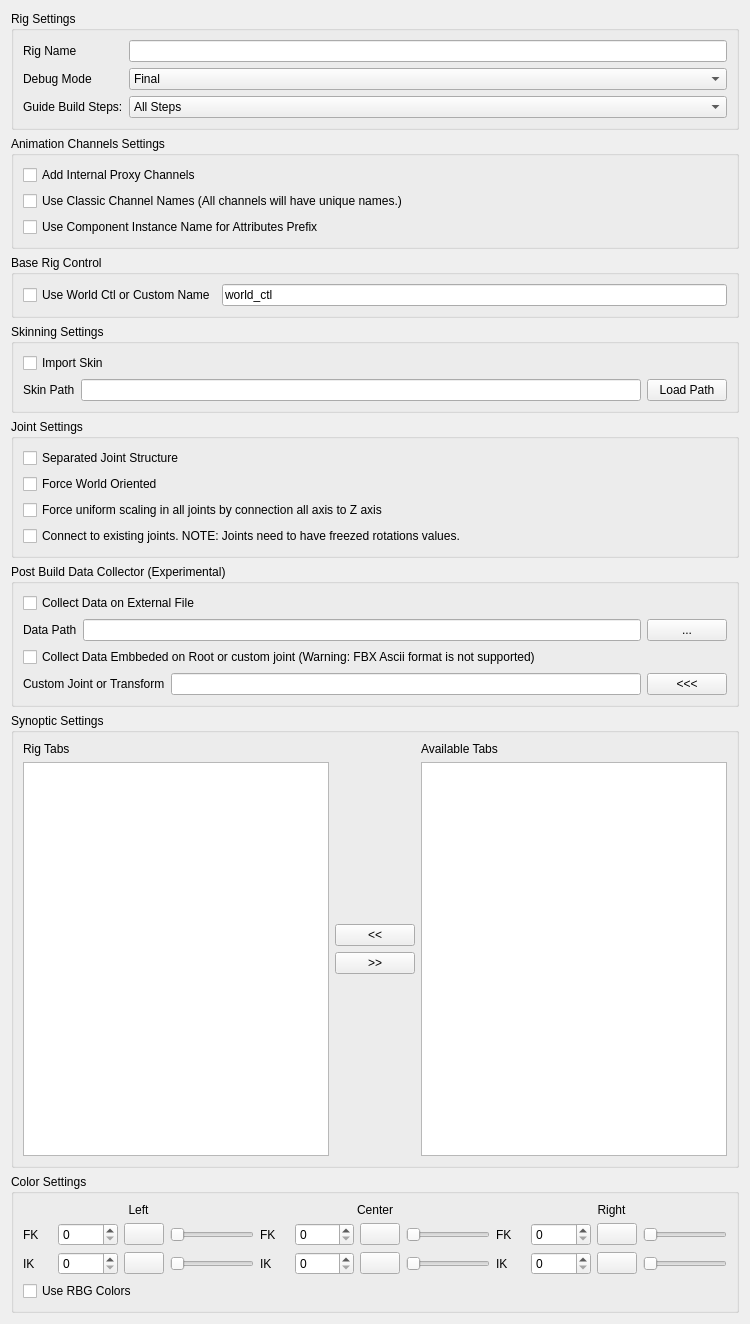
First picture: the form in release/scripts/mgear/shifter/guide_ui.ui, repository mgear-dev/mgear4, before the edit.
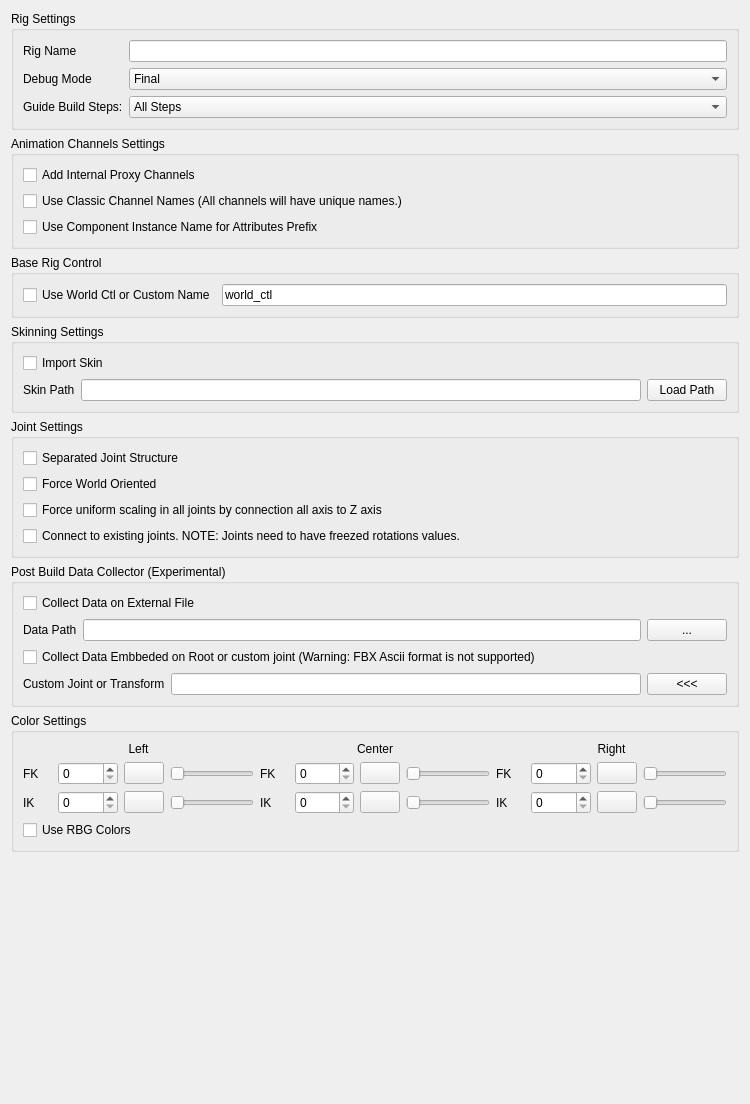
Second picture: the form after the edit.

Commit message: REMOVE: SYNOPTIC #431 #419

Diff of the .ui file:
```diff
--- a/release/scripts/mgear/shifter/guide_ui.ui
+++ b/release/scripts/mgear/shifter/guide_ui.ui
@@ -7,7 +7,7 @@
     <x>0</x>
     <y>0</y>
     <width>750</width>
-    <height>1324</height>
+    <height>1104</height>
    </rect>
   </property>
   <property name="windowTitle">
@@ -266,138 +266,6 @@
     </widget>
    </item>
    <item row="6" column="0">
-    <widget class="QGroupBox" name="groupBox_4">
-     <property name="title">
-      <string>Synoptic Settings</string>
-     </property>
-     <layout class="QGridLayout" name="gridLayout_6">
-      <item row="0" column="0">
-       <layout class="QHBoxLayout" name="horizontalLayout_2">
-        <item>
-         <layout class="QVBoxLayout" name="verticalLayout_3">
-          <item>
-           <widget class="QLabel" name="rigTabs_label">
-            <property name="text">
-             <string>Rig Tabs</string>
-            </property>
-           </widget>
-          </item>
-          <item>
-           <widget class="QListWidget" name="rigTabs_listWidget">
-            <property name="dragDropOverwriteMode">
-             <bool>true</bool>
-            </property>
-            <property name="dragDropMode">
-             <enum>QAbstractItemView::InternalMove</enum>
-            </property>
-            <property name="defaultDropAction">
-             <enum>Qt::MoveAction</enum>
-            </property>
-            <property name="alternatingRowColors">
-             <bool>true</bool>
-            </property>
-            <property name="selectionMode">
-             <enum>QAbstractItemView::ExtendedSelection</enum>
-            </property>
-            <property name="selectionRectVisible">
-             <bool>false</bool>
-            </property>
-           </widget>
-          </item>
-         </layout>
-        </item>
-        <item>
-         <layout class="QVBoxLayout" name="verticalLayout_4">
-          <property name="sizeConstraint">
-           <enum>QLayout::SetDefaultConstraint</enum>
-          </property>
-          <item>
-           <spacer name="verticalSpacer_2">
-            <property name="orientation">
-             <enum>Qt::Vertical</enum>
-            </property>
-            <property name="sizeHint" stdset="0">
-             <size>
-              <width>20</width>
-              <height>40</height>
-             </size>
-            </property>
-           </spacer>
-          </item>
-          <item>
-           <widget class="QPushButton" name="addTab_pushButton">
-            <property name="text">
-             <string>&lt;&lt;</string>
-            </property>
-           </widget>
-          </item>
-          <item>
-           <widget class="QPushButton" name="removeTab_pushButton">
-            <property name="sizePolicy">
-             <sizepolicy hsizetype="Minimum" vsizetype="Fixed">
-              <horstretch>0</horstretch>
-              <verstretch>0</verstretch>
-             </sizepolicy>
-            </property>
-            <property name="text">
-             <string>&gt;&gt;</string>
-            </property>
-           </widget>
-          </item>
-          <item>
-           <spacer name="verticalSpacer">
-            <property name="orientation">
-             <enum>Qt::Vertical</enum>
-            </property>
-            <property name="sizeHint" stdset="0">
-             <size>
-              <width>20</width>
-              <height>40</height>
-             </size>
-            </property>
-           </spacer>
-          </item>
-         </layout>
-        </item>
-        <item>
-         <layout class="QVBoxLayout" name="verticalLayout_2">
-          <item>
-           <widget class="QLabel" name="available_label">
-            <property name="text">
-             <string>Available Tabs</string>
-            </property>
-           </widget>
-          </item>
-          <item>
-           <widget class="QListWidget" name="available_listWidget">
-            <property name="dragDropOverwriteMode">
-             <bool>true</bool>
-            </property>
-            <property name="dragDropMode">
-             <enum>QAbstractItemView::NoDragDrop</enum>
-            </property>
-            <property name="defaultDropAction">
-             <enum>Qt::IgnoreAction</enum>
-            </property>
-            <property name="alternatingRowColors">
-             <bool>true</bool>
-            </property>
-            <property name="selectionMode">
-             <enum>QAbstractItemView::ExtendedSelection</enum>
-            </property>
-            <property name="selectionRectVisible">
-             <bool>false</bool>
-            </property>
-           </widget>
-          </item>
-         </layout>
-        </item>
-       </layout>
-      </item>
-     </layout>
-    </widget>
-   </item>
-   <item row="7" column="0">
     <widget class="QGroupBox" name="groupBox_5">
      <property name="title">
       <string>Color Settings</string>
@@ -985,6 +853,19 @@
      </layout>
     </widget>
    </item>
+   <item row="7" column="0">
+    <spacer name="verticalSpacer">
+     <property name="orientation">
+      <enum>Qt::Vertical</enum>
+     </property>
+     <property name="sizeHint" stdset="0">
+      <size>
+       <width>20</width>
+       <height>40</height>
+      </size>
+     </property>
+    </spacer>
+   </item>
   </layout>
  </widget>
  <resources/>
```
Left out of the diff: 136 changed lines with no effect on the pictures. The commit also changes 31 other files.
